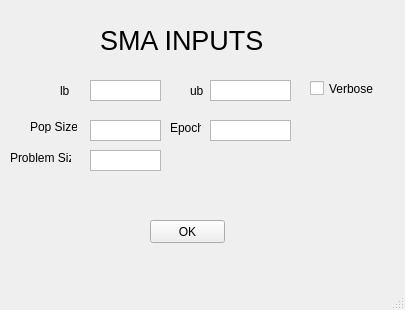
Old version of the form SMA_Inputs.ui in the repository Optimization-for-Everyone/OptimizationForEveryone.
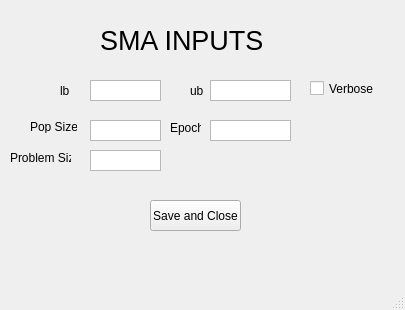
New version of the form.

The edit to the form file:
```diff
--- a/SMA_Inputs.ui
+++ b/SMA_Inputs.ui
@@ -189,13 +189,13 @@
     <property name="geometry">
      <rect>
       <x>150</x>
-      <y>220</y>
-      <width>75</width>
-      <height>23</height>
+      <y>200</y>
+      <width>91</width>
+      <height>31</height>
      </rect>
     </property>
     <property name="text">
-     <string>OK</string>
+     <string>Save and Close</string>
     </property>
    </widget>
   </widget>
```
Left out of the diff: 2 changed lines with no effect on the pictures.
